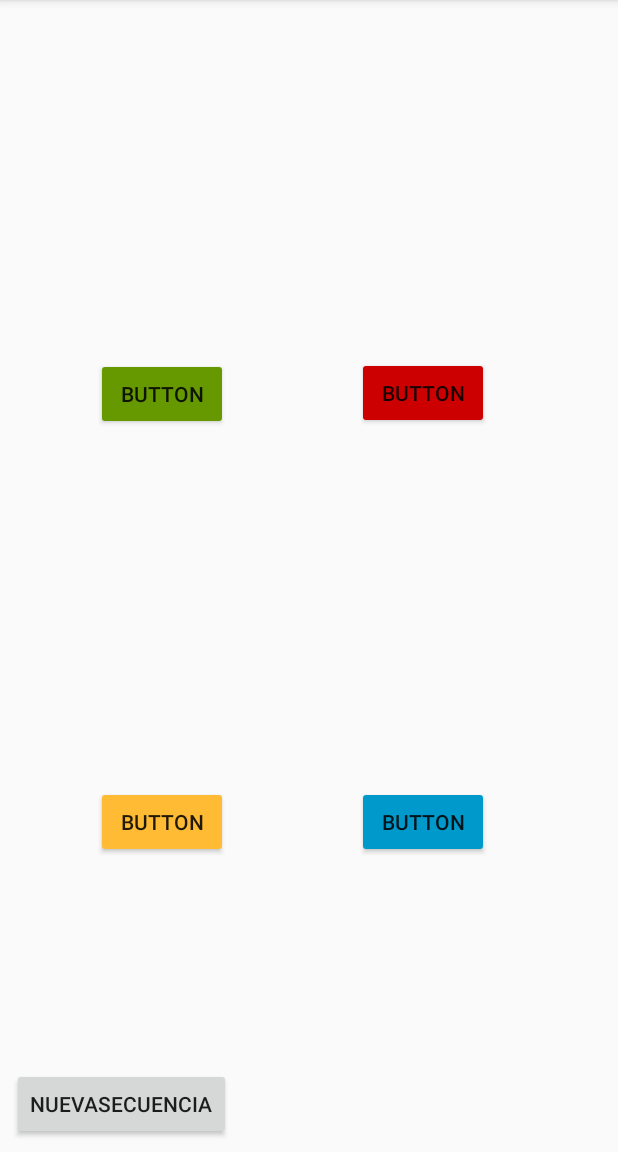
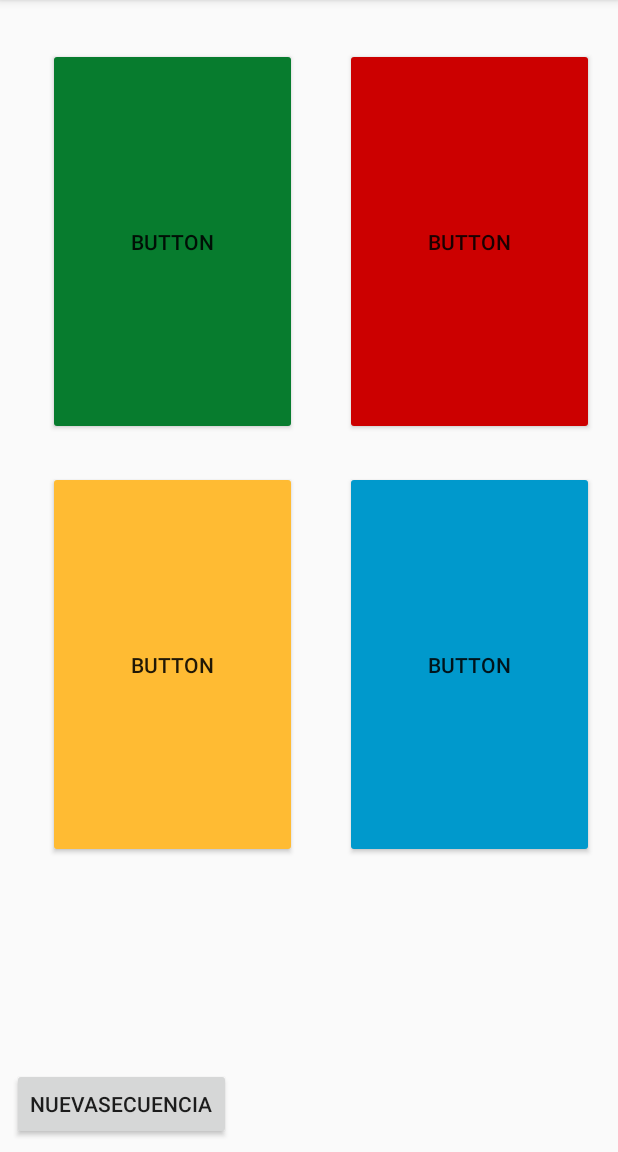
Before and after one commit to RafaelChavarria/Simon, an Android app: the screen it shows after launch (MainActivity), after a tap on "NUEVASECUENCIA", on a phone screen of 412 x 824 dp, the part 84-1236 px from its top. Run offline under Robolectric (Android 15) with nearby library versions, the phone set to English and light mode, and no system bars.

Commit message:
Reproducción de sonidos de la secuencia con tarea asíncrona.

```diff
--- a/app/build.gradle
+++ b/app/build.gradle
@@ -4,7 +4,7 @@ android {
     compileSdkVersion 26
     defaultConfig {
         applicationId "com.example.rchavarria.simon"
-        minSdkVersion 19
+        minSdkVersion 23
         targetSdkVersion 26
         versionCode 1
         versionName "1.0"
@@ -16,10 +16,12 @@ android {
             proguardFiles getDefaultProguardFile('proguard-android.txt'), 'proguard-rules.pro'
         }
     }
+    productFlavors {
+    }
 }
 
 dependencies {
-    implementation fileTree(dir: 'libs', include: ['*.jar'])
+    implementation fileTree(include: ['*.jar'], dir: 'libs')
     implementation 'com.android.support:appcompat-v7:26.1.0'
     implementation 'com.android.support.constraint:constraint-layout:1.0.2'
     testImplementation 'junit:junit:4.12'
--- a/app/src/main/java/com/example/rchavarria/simon/MainActivity.java
+++ b/app/src/main/java/com/example/rchavarria/simon/MainActivity.java
@@ -1,9 +1,13 @@
 package com.example.rchavarria.simon;
 
+import android.app.Activity;
+import android.graphics.Color;
+import android.graphics.PorterDuff;
 import android.graphics.drawable.Drawable;
 import android.media.MediaPlayer;
 import android.os.AsyncTask;
 import android.os.Handler;
+import android.support.v4.content.ContextCompat;
 import android.support.v7.app.AppCompatActivity;
 import android.os.Bundle;
 import android.view.MotionEvent;
@@ -42,10 +46,47 @@ public class MainActivity extends AppCompatActivity {
         btn_y = findViewById(R.id.btn_y);
         btn_b = findViewById(R.id.btn_b);
 
+
+
+
         btn_g.setOnClickListener(new View.OnClickListener() {
             @Override
             public void onClick(View view) {
+                //btn_g.setBackgroundResource(R.drawable.gpressed);
+                btn_g.setBackgroundTintList(getApplicationContext().getResources().getColorStateList(R.color.verdePressed));
+
+                mpb.setOnCompletionListener(new MediaPlayer.OnCompletionListener() {
+                    @Override
+                    public void onCompletion(MediaPlayer mediaPlayer) {
+                        btn_g.setBackgroundTintList(getApplicationContext().getResources().getColorStateList(R.color.verdeNormal));
+                    }
+                });
+
                 mpg.start();
+
+
+                /*try {
+
+                    Thread.sleep(800);
+
+                } catch (InterruptedException e) {
+                    Thread.interrupted();
+                }*/
+
+                //btn_g.setBackgroundResource(R.drawable.gpressed);
+                /*try {
+
+                    Thread.sleep(1000);
+                    btn_g.setBackgroundResource(R.drawable.gnormal);
+                } catch (InterruptedException e) {
+                    Thread.interrupted();
+                }*/
+
+
+                //btn_g.getBackground().setColorFilter(0xFFFF0000, PorterDuff.Mode.MULTIPLY);
+                //btn_g.setBackgroundColor((Color.BLUE));
+
+
             }
         });
 
@@ -53,6 +94,13 @@ public class MainActivity extends AppCompatActivity {
             @Override
             public void onClick(View view) {
                 mpr.start();
+                try {
+
+                    Thread.sleep(800);
+
+                } catch (InterruptedException e) {
+                    Thread.interrupted();
+                }
             }
         });
 
@@ -60,6 +108,13 @@ public class MainActivity extends AppCompatActivity {
             @Override
             public void onClick(View view) {
                 mpy.start();
+                try {
+
+                    Thread.sleep(800);
+
+                } catch (InterruptedException e) {
+                    Thread.interrupted();
+                }
             }
         });
 
@@ -67,6 +122,13 @@ public class MainActivity extends AppCompatActivity {
             @Override
             public void onClick(View view) {
                 mpb.start();
+                try {
+
+                    Thread.sleep(800);
+
+                } catch (InterruptedException e) {
+                    Thread.interrupted();
+                }
             }
         });
 
@@ -86,10 +148,46 @@ public class MainActivity extends AppCompatActivity {
     }//FIN ON CREATE
 
     LongOperation lo = new LongOperation();
+    final Handler handler = new Handler();
     public void play(ArrayList<String> secuencia){
 
-        MyTaskParams mtp = new MyTaskParams(secuencia, 0);
-        lo.doInBackground(mtp);
+        //MyTaskParams mtp = new MyTaskParams(secuencia, 0);
+        //lo.doInBackground(mtp);
+        for (int i=0; i<secuencia.size();i++){
+            switch (secuencia.get(i)){
+                case "G":
+                    btn_g.performClick();
+
+                    break;
+                case "R":
+                    btn_r.performClick();
+                    break;
+                case "Y":
+                    btn_y.performClick();
+                    break;
+                case "B":
+                    btn_b.performClick();
+                    break;
+            }
+           /* handler.postDelayed(new Runnable() {
+                @Override
+                public void run() {
+                    btn_g.setBackgroundTintList(getApplicationContext().getResources().getColorStateList(R.color.verdeNormal));
+
+                }
+            }, 800);*/
+
+
+            try {
+
+                Thread.sleep(800);
+
+            } catch (InterruptedException e) {
+                Thread.interrupted();
+            }
+
+        }
+
 
     }
 
@@ -115,6 +213,7 @@ public class MainActivity extends AppCompatActivity {
             for (int i=0; i<secuencia.size();i++){
                 switch (secuencia.get(i)){
                     case "G":
+                        btn_g.setBackgroundTintList(getApplicationContext().getResources().getColorStateList(R.color.verdePressed));
                         btn_g.performClick();
                         break;
                     case "R":
@@ -131,6 +230,7 @@ public class MainActivity extends AppCompatActivity {
                 try {
 
                     Thread.sleep(800);
+
                 } catch (InterruptedException e) {
                     Thread.interrupted();
                 }
@@ -138,7 +238,7 @@ public class MainActivity extends AppCompatActivity {
             }
 
 
-
+            onPostExecute("E");
             return "Executed";
         }
 
@@ -148,6 +248,14 @@ public class MainActivity extends AppCompatActivity {
             //txt.setText("Executed"); // txt.setText(result);
             // might want to change "executed" for the returned string passed
             // into onPostExecute() but that is upto you
+
+            /*try {
+
+                Thread.sleep(2000);
+                //btn_g.setBackgroundResource(R.drawable.gnormal);
+            } catch (InterruptedException e) {
+                Thread.interrupted();
+            }*/
         }
 
         @Override
--- a/app/src/main/res/layout/activity_main.xml
+++ b/app/src/main/res/layout/activity_main.xml
@@ -18,26 +18,29 @@
 
     <Button
         android:id="@+id/btn_g"
-        android:layout_width="wrap_content"
-        android:layout_height="wrap_content"
+        android:layout_width="0dp"
+        android:layout_height="0dp"
         android:layout_marginBottom="8dp"
-        android:layout_marginStart="64dp"
-        android:layout_marginTop="8dp"
-        android:backgroundTint="@android:color/holo_green_dark"
+        android:layout_marginEnd="16dp"
+        android:layout_marginStart="32dp"
+        android:layout_marginTop="32dp"
+        android:backgroundTint="@color/verdeNormal"
+        android:drawable="@color/verdePressed"
+        android:state_pressed="true"
         android:text="Button"
         app:layout_constraintBottom_toTopOf="@+id/btn_y"
+        app:layout_constraintEnd_toStartOf="@+id/btn_r"
         app:layout_constraintStart_toStartOf="parent"
-        app:layout_constraintTop_toTopOf="parent"
-        app:layout_constraintVertical_bias="0.502" />
+        app:layout_constraintTop_toTopOf="parent" />
 
     <Button
         android:id="@+id/btn_r"
-        android:layout_width="wrap_content"
-        android:layout_height="wrap_content"
+        android:layout_width="0dp"
+        android:layout_height="0dp"
         android:layout_marginBottom="8dp"
-        android:layout_marginEnd="8dp"
-        android:layout_marginStart="8dp"
-        android:layout_marginTop="8dp"
+        android:layout_marginEnd="16dp"
+        android:layout_marginStart="16dp"
+        android:layout_marginTop="32dp"
         android:backgroundTint="@android:color/holo_red_dark"
         android:text="Button"
         app:layout_constraintBottom_toTopOf="@+id/btn_b"
@@ -47,26 +50,32 @@
 
     <Button
         android:id="@+id/btn_y"
-        android:layout_width="wrap_content"
-        android:layout_height="wrap_content"
+        android:layout_width="0dp"
+        android:layout_height="0dp"
         android:layout_marginBottom="196dp"
-        android:layout_marginStart="64dp"
+        android:layout_marginEnd="16dp"
+        android:layout_marginStart="32dp"
+        android:layout_marginTop="16dp"
         android:backgroundTint="@android:color/holo_orange_light"
         android:text="Button"
         app:layout_constraintBottom_toBottomOf="parent"
-        app:layout_constraintStart_toStartOf="parent" />
+        app:layout_constraintEnd_toStartOf="@+id/btn_b"
+        app:layout_constraintStart_toStartOf="parent"
+        app:layout_constraintTop_toBottomOf="@+id/btn_g" />
 
     <Button
         android:id="@+id/btn_b"
-        android:layout_width="wrap_content"
-        android:layout_height="wrap_content"
+        android:layout_width="0dp"
+        android:layout_height="0dp"
         android:layout_marginBottom="196dp"
-        android:layout_marginEnd="8dp"
-        android:layout_marginStart="8dp"
+        android:layout_marginEnd="16dp"
+        android:layout_marginStart="16dp"
+        android:layout_marginTop="16dp"
         android:backgroundTint="@android:color/holo_blue_dark"
         android:text="Button"
         app:layout_constraintBottom_toBottomOf="parent"
         app:layout_constraintEnd_toEndOf="parent"
-        app:layout_constraintStart_toEndOf="@+id/btn_y" />
+        app:layout_constraintStart_toEndOf="@+id/btn_y"
+        app:layout_constraintTop_toBottomOf="@+id/btn_r" />
 
 </android.support.constraint.ConstraintLayout>
--- a/app/src/main/res/values/colors.xml
+++ b/app/src/main/res/values/colors.xml
@@ -3,5 +3,7 @@
     <color name="colorPrimary">#3F51B5</color>
     <color name="colorPrimaryDark">#303F9F</color>
     <color name="colorAccent">#FF4081</color>
+    <color name="verdeNormal">#077c2e</color>
+    <color name="verdePressed">#11cc4f</color>
 
 </resources>
```
